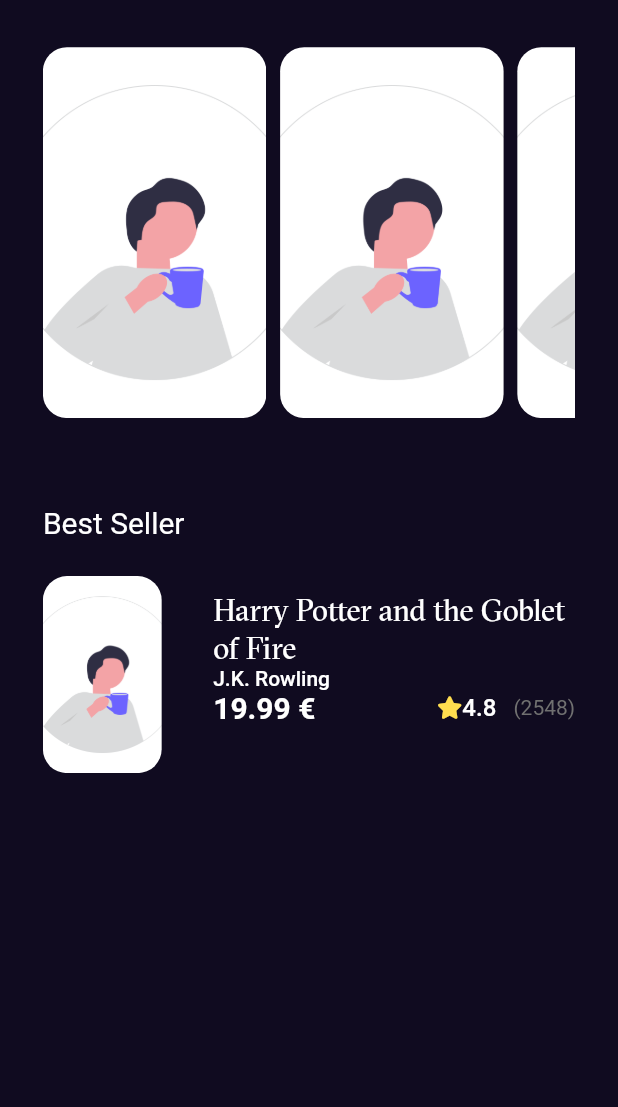
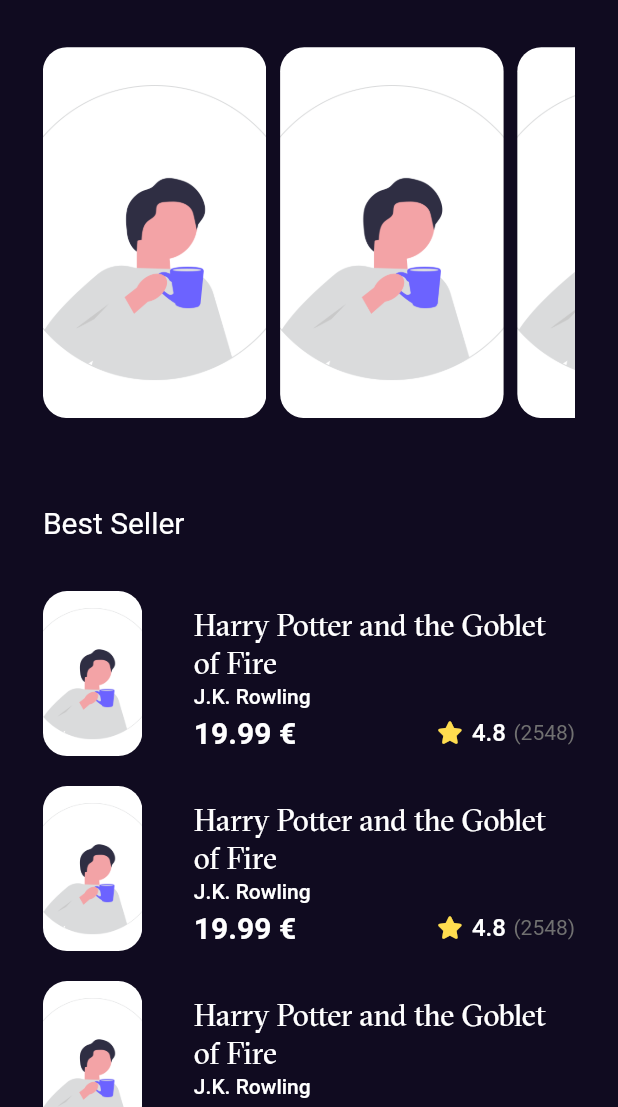
Before and after one commit to Mohammed-AboLEneen/Bookly, a Flutter app: the screen it shows after launch, on a phone screen of 412 x 824 dp, the part 129-1236 px from its top. Run offline on Flutter 3.47's test engine with Material 2 defaults, Android fonts, the phone set to English and light mode, and no system bars; our stand-ins replace flutter_screenutil, flutter_svg, font_awesome_flutter, get, google_fonts.

Commit message:
refactor the code after add listView

```diff
--- /dev/null
+++ b/lib/features/home/presentation/view/widgets/best_seller_list_view.dart
@@ -0,0 +1,22 @@
+import 'package:bookly/features/home/presentation/view/widgets/best_seller_list_view_item.dart';
+import 'package:flutter/cupertino.dart';
+import 'package:flutter_screenutil/flutter_screenutil.dart';
+
+class BestSellerListView extends StatelessWidget {
+  const BestSellerListView({super.key});
+
+  @override
+  Widget build(BuildContext context) {
+    return ListView.builder(
+
+      padding: EdgeInsets.zero,
+      itemBuilder: (context, index) => const Padding(
+        padding: EdgeInsets.symmetric(vertical: 10.0),
+        child: BestSellerListViewItem(),
+      ),
+      physics: const NeverScrollableScrollPhysics(),
+      shrinkWrap: true,
+      itemCount: 10,
+    );
+  }
+}
--- /dev/null
+++ b/lib/features/home/presentation/view/widgets/best_seller_list_view_item.dart
@@ -0,0 +1,83 @@
+import 'package:bookly/features/home/presentation/view/widgets/top_list_view_item.dart';
+import 'package:flutter/cupertino.dart';
+import 'package:flutter_screenutil/flutter_screenutil.dart';
+import 'package:font_awesome_flutter/font_awesome_flutter.dart';
+
+import '../../../../../constants.dart';
+import '../../../../../core/utils/styles.dart';
+
+class BestSellerListViewItem extends StatelessWidget {
+  const BestSellerListViewItem({super.key});
+
+  @override
+  Widget build(BuildContext context) {
+    return SizedBox(
+
+      width: MediaQuery.of(context).size.width * .9,
+      height: 110,
+      child: Row(
+        children: [
+          const ListViewItem(),
+          SizedBox(
+            width: 30.w,
+          ),
+          Expanded(
+            child: Padding(
+              padding: const EdgeInsets.only(top: 10.0),
+              child: Column(
+                crossAxisAlignment: CrossAxisAlignment.start,
+                children: [
+                  Text('Harry Potter and the Goblet of Fire',
+                      style: BooklyStyles.textStyle20
+                          .copyWith(fontFamily: font2)),
+                  const SizedBox(
+                    height: 2,
+                  ),
+                  Text('J.K. Rowling',
+                      style: BooklyStyles.textStyle14
+                          .copyWith(fontWeight: FontWeight.w500)),
+                  const SizedBox(
+                    height: 5,
+                  ),
+                  Row(
+
+
+                    children: [
+                      Text(
+                        '19.99 €',
+                        style: BooklyStyles.textStyle20
+                            .copyWith(fontWeight: FontWeight.bold),
+                      ),
+                      const Spacer(),
+                      const FaIcon(
+                        FontAwesomeIcons.solidStar,
+                        color: Color(0xffFFDD4F),
+                        size: 15,
+                      ),
+                      const SizedBox(
+                        width: 6.3,
+                      ),
+                      Text(
+                        '4.8',
+                        style: BooklyStyles.textStyle16
+                            .copyWith(fontWeight: FontWeight.w500),
+                      ),
+                      const SizedBox(
+                        width: 5,
+                      ),
+                      Text(
+                        '(2548)',
+                        style: BooklyStyles.textStyle14
+                            .copyWith(color: const Color(0xff707070)),
+                      ),
+                    ],
+                  )
+                ],
+              ),
+            ),
+          )
+        ],
+      ),
+    );
+  }
+}
--- a/lib/features/home/presentation/view/widgets/home_body.dart
+++ b/lib/features/home/presentation/view/widgets/home_body.dart
@@ -8,14 +8,19 @@ import 'package:flutter/material.dart';
 import 'package:flutter_screenutil/flutter_screenutil.dart';
 import 'package:font_awesome_flutter/font_awesome_flutter.dart';
 
+import 'best_seller_list_view.dart';
+import 'best_seller_list_view_item.dart';
+
 class HomeViewBody extends StatelessWidget {
   const HomeViewBody({super.key});
 
   @override
   Widget build(BuildContext context) {
     return Scaffold(
-      body: Padding(
-        padding: EdgeInsets.symmetric(vertical: 45.0.h, horizontal: 25.w),
+      body: SingleChildScrollView(
+        child: Padding(
+
+          padding: EdgeInsets.only(top: 45.0.h, left: 25.w, right: 25.w),
           child: Column(
             crossAxisAlignment: CrossAxisAlignment.start,
             children: [
@@ -44,68 +49,11 @@ class HomeViewBody extends StatelessWidget {
               SizedBox(
                 height: 20.h,
               ),
-            SizedBox(
-              height: 110.h,
-              width: MediaQuery.of(context).size.width * .9,
-              child: Row(
-                children: [
-                  const ListViewItem(),
-                  SizedBox(
-                    width: 30.w,
-                  ),
-                  Expanded(
-                    child: Padding(
-                      padding: const EdgeInsets.only(top: 10.0),
-                      child: Column(
-                        crossAxisAlignment: CrossAxisAlignment.start,
-                        children: [
-                          Text('Harry Potter and the Goblet of Fire',
-                              style: BooklyStyles.textStyle20
-                                  .copyWith(fontFamily: font2)),
-                          SizedBox(
-                            width: 3.w,
-                          ),
-                          Text('J.K. Rowling',
-                              style: BooklyStyles.textStyle14
-                                  .copyWith(fontWeight: FontWeight.w500)),
-                          Row(
-                            children: [
-                              Text(
-                                '19.99 €',
-                                style: BooklyStyles.textStyle20
-                                    .copyWith(fontWeight: FontWeight.bold),
-                              ),
-                              const Spacer(),
-                              const FaIcon(
-                                FontAwesomeIcons.solidStar,
-                                color: Color(0xffFFDD4F),
-                                size: 15,
-                              ),
-                              Text(
-                                '4.8',
-                                style: BooklyStyles.textStyle16
-                                    .copyWith(fontWeight: FontWeight.w500),
-                              ),
-                              SizedBox(
-                                width: 10.w,
-                              ),
-                              Text(
-                                '(2548)',
-                                style: BooklyStyles.textStyle14
-                                    .copyWith(color: const Color(0xff707070)),
-                              ),
-                            ],
-                          )
+              const BestSellerListView()
             ],
           ),
         ),
       )
-                ],
-              ),
-            )
-          ],
-        ),
-      ),
     );
   }
 }
--- a/lib/main.dart
+++ b/lib/main.dart
@@ -1,3 +1,4 @@
+import 'package:bookly/features/home/presentation/view/home_view.dart';
 import 'package:flutter/material.dart';
 import 'package:flutter_screenutil/flutter_screenutil.dart';
 import 'package:get/get.dart';
@@ -29,7 +30,7 @@ class MyApp extends StatelessWidget {
             scaffoldBackgroundColor: const Color(0xff100B20),
             textTheme: GoogleFonts.montserratAlternatesTextTheme(ThemeData.dark().textTheme)
           ),
-          home: const SplashView(),
+          home: const HomeView(),
           debugShowCheckedModeBanner: false,
         );
       },
```
Lines whose indentation alone changed are shown as unchanged.
